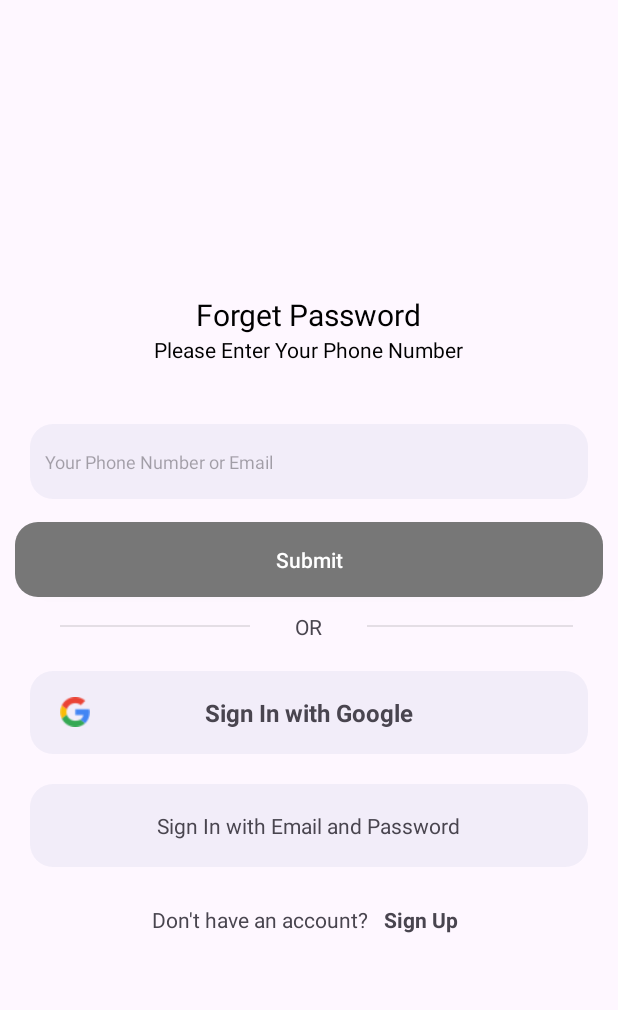
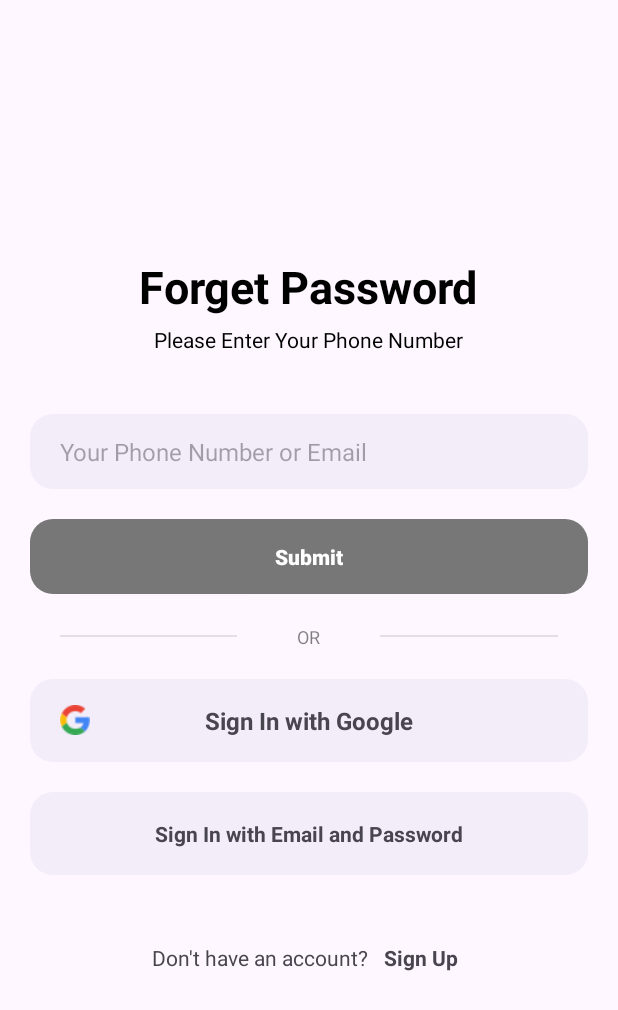
Before and after one commit to nhatkhoa0502/CHAT_APP, an Android app: the layout activity_forget_password_view.xml on its own in the app's theme, with its tools: preview values and no code run, on a phone screen of 412 x 824 dp. Shown: the top 1010 px of the screen. Run offline under Robolectric (Android 15) with nearby library versions, the phone set to English and light mode, and no system bars.

Commit message:
fix UI forgetpass

```diff
--- a/app/src/main/res/layout/activity_forget_password_view.xml
+++ b/app/src/main/res/layout/activity_forget_password_view.xml
@@ -13,12 +13,14 @@
         android:layout_height="wrap_content"
         android:layout_gravity="center"
         android:text="Forget Password"
-        android:textSize="20sp"
+        android:textSize="30sp"
+        android:textStyle="bold"
         android:textColor="#000000"/>
     <TextView
         android:layout_width="wrap_content"
         android:layout_height="wrap_content"
         android:layout_gravity="center"
+        android:layout_marginTop="5dp"
         android:text="Please Enter Your Phone Number"
         android:textColor="#000000" />
 
@@ -31,20 +33,20 @@
         android:layout_marginEnd="20dp"
         android:background="@drawable/input_round_back_dark"
         android:hint="Your Phone Number or Email"
-        android:layout_marginBottom="5dp"
+        android:layout_marginBottom="10dp"
         android:inputType="phone"
-        android:maxLength="20"
+        android:maxLength="10"
         android:maxLines="1"
-        android:paddingStart="10dp"
-        android:paddingEnd="10dp"
-        android:textSize="12sp"/>
+        android:paddingStart="20dp"
+        android:paddingEnd="20dp"
+        android:textSize="16sp"/>
 
     <RelativeLayout
         android:layout_width="match_parent"
-        android:layout_height="50dp"
-        android:layout_marginStart="10dp"
-        android:layout_marginEnd="10dp"
-        android:layout_marginTop="10dp"
+        android:layout_height="55dp"
+        android:layout_marginStart="20dp"
+        android:layout_marginEnd="20dp"
+        android:layout_marginTop="20dp"
         android:id="@+id/wrapTxtCode"
         android:visibility="gone"
         android:background="@drawable/input_round_back_dark"
@@ -57,9 +59,11 @@
             android:maxLines="1"
             android:background="@android:color/transparent"
             android:inputType="textPassword"
-            android:textSize="10sp"
-            android:paddingEnd="10dp"
+            android:textSize="16sp"
+            android:paddingEnd="20dp"
             android:maxLength="6"
+            android:layout_marginStart="20dp"
+            android:layout_marginEnd="20dp"
             />
     </RelativeLayout>
     <TextView
@@ -69,6 +73,7 @@
         android:layout_marginEnd="20dp"
         android:textColor="#777777"
         android:id="@+id/resendOTP"
+        android:textStyle="bold"
         android:padding="5dp"
         android:visibility="gone"
         android:text="Resend OTP"/>
@@ -76,25 +81,26 @@
         android:id="@+id/changePasswordBtn"
         android:layout_width="match_parent"
         android:layout_height="50dp"
-        android:layout_marginEnd="10dp"
-        android:layout_marginStart="10dp"
+        android:layout_marginEnd="20dp"
+        android:layout_marginStart="20dp"
         android:textAllCaps="false"
         android:text="Submit"
         android:layout_marginTop="10dp"
+        android:textStyle="bold"
         android:background="@drawable/bg_button"
         android:textColor="#fff"
         />
     <RelativeLayout
         android:layout_width="match_parent"
         android:layout_height="wrap_content"
-        android:layout_marginTop="10dp"
+        android:layout_marginTop="20dp"
         android:layout_marginStart="20dp"
         android:layout_marginEnd="20dp">
         <View
             android:layout_width="match_parent"
             android:layout_height="1dp"
             android:background="#1A000000"
-            android:layout_marginEnd="10dp"
+            android:layout_marginEnd="20dp"
             android:layout_centerVertical="true"
             android:layout_marginStart="20dp"
             android:layout_toStartOf="@+id/orTxt"/>
@@ -103,6 +109,8 @@
             android:layout_height="wrap_content"
             android:text="OR"
             android:layout_centerInParent="true"
+            android:textSize="12dp"
+            android:textColor="#80000000"
             android:layout_marginEnd="20dp"
             android:layout_marginStart="20dp"
             android:id="@+id/orTxt"
@@ -111,9 +119,9 @@
             android:layout_width="match_parent"
             android:layout_height="1dp"
             android:background="#1A000000"
-            android:layout_marginEnd="10dp"
+            android:layout_marginEnd="20dp"
             android:layout_centerVertical="true"
-            android:layout_marginStart="10dp"
+            android:layout_marginStart="20dp"
             android:layout_toEndOf="@+id/orTxt"/>
     </RelativeLayout>
 
@@ -155,7 +163,9 @@
             android:layout_width="wrap_content"
             android:layout_height="wrap_content"
             android:layout_centerInParent="true"
-            android:text="Sign In with Email and Password"/>
+            android:text="Sign In with Email and Password"
+            android:textSize="14dp"
+            android:textStyle="bold" />
     </RelativeLayout>
 
     <LinearLayout
@@ -163,7 +173,7 @@
         android:layout_height="wrap_content"
         android:orientation="horizontal"
         android:gravity="center"
-        android:layout_marginTop="20dp">
+        android:layout_marginTop="40dp">
         <TextView
             android:layout_width="wrap_content"
             android:layout_height="wrap_content"
```
